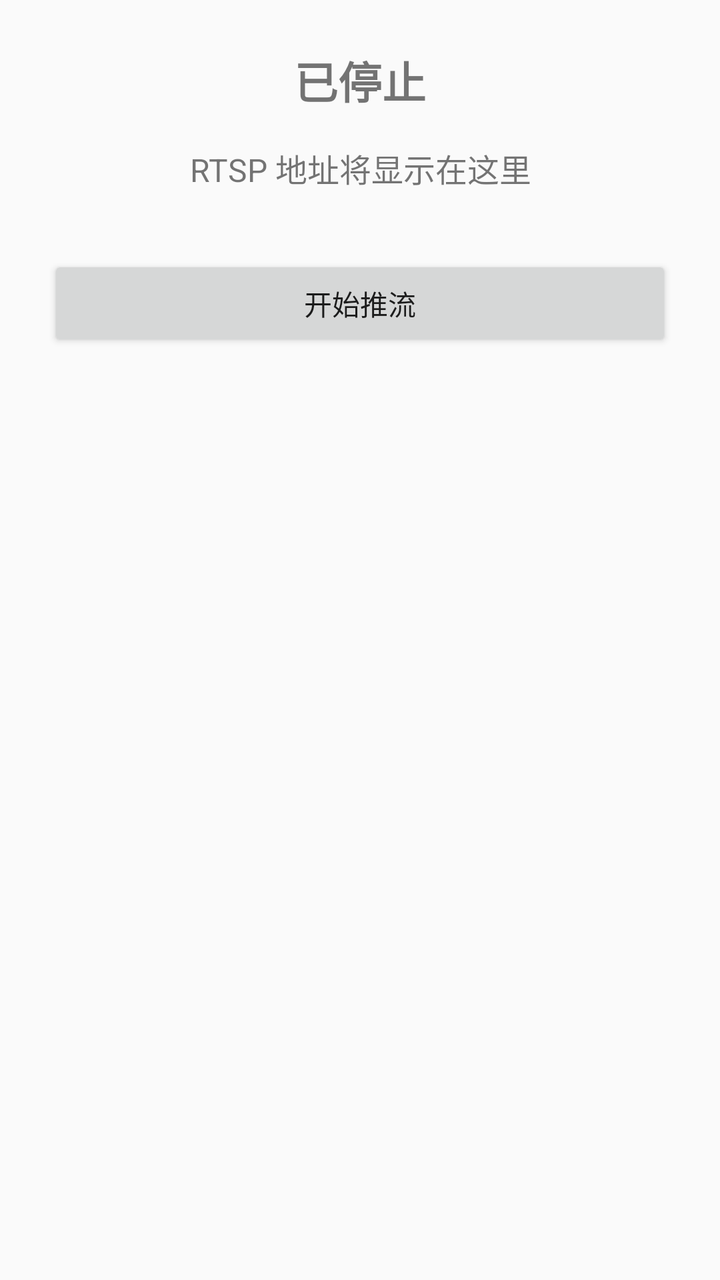
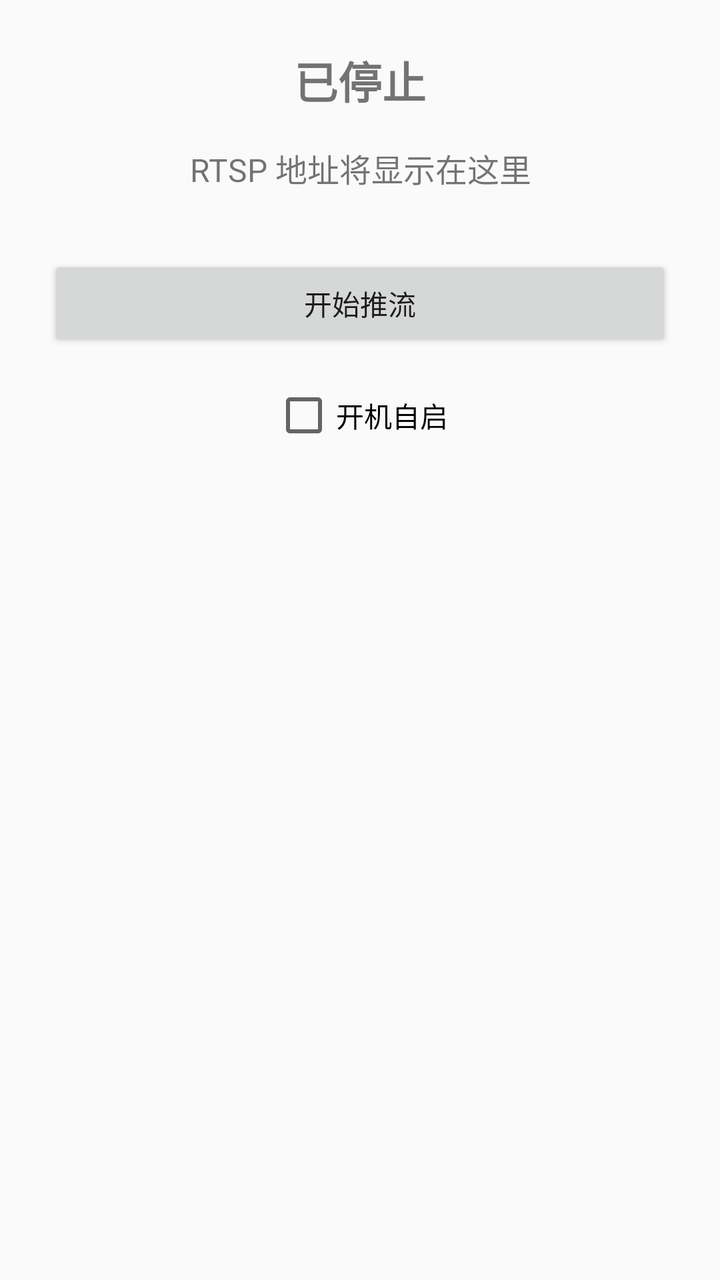

Two renders of the same Android screen: before a commit and after it. Below are the layout's source before the change and the commit's diff.
<!-- AndroidManifest.xml: application theme Theme.IPCam -->
<!-- res/layout/activity_main.xml -->
<?xml version="1.0" encoding="utf-8"?>
<LinearLayout xmlns:android="http://schemas.android.com/apk/res/android"
    android:layout_width="match_parent"
    android:layout_height="match_parent"
    android:orientation="vertical"
    android:padding="24dp"
    android:gravity="center_horizontal">

    <TextView
        android:id="@+id/tvStatus"
        android:layout_width="wrap_content"
        android:layout_height="wrap_content"
        android:textSize="22sp"
        android:textStyle="bold"
        android:text="已停止" />

    <TextView
        android:id="@+id/tvUrl"
        android:layout_width="match_parent"
        android:layout_height="wrap_content"
        android:layout_marginTop="16dp"
        android:textSize="16sp"
        android:textIsSelectable="true"
        android:gravity="center"
        android:text="RTSP 地址将显示在这里" />

    <Button
        android:id="@+id/btnToggle"
        android:layout_width="match_parent"
        android:layout_height="wrap_content"
        android:layout_marginTop="32dp"
        android:text="开始推流" />
</LinearLayout>
<!-- resources referenced by this layout -->
<resources>
  <style name="Theme.IPCam" parent="Theme.AppCompat.DayNight.NoActionBar" />
</resources>

<!-- the commit's change to res/layout/activity_main.xml (unified diff, before → after) -->
@@ -30,4 +30,11 @@
         android:layout_height="wrap_content"
         android:layout_marginTop="32dp"
         android:text="开始推流" />
+
+    <CheckBox
+        android:id="@+id/cbAutoStart"
+        android:layout_width="wrap_content"
+        android:layout_height="wrap_content"
+        android:layout_marginTop="16dp"
+        android:text="开机自启" />
 </LinearLayout>
